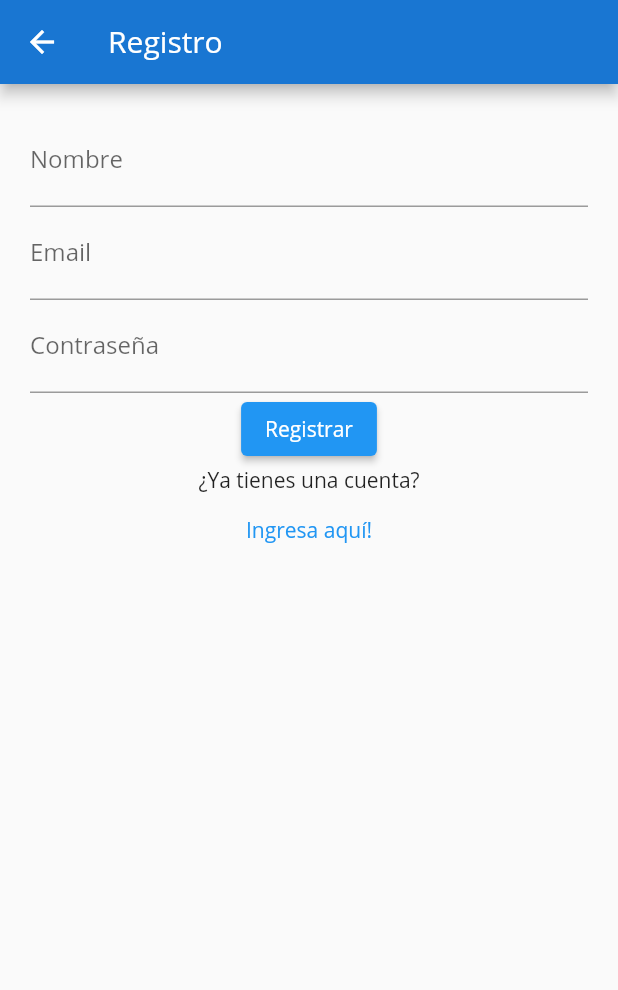
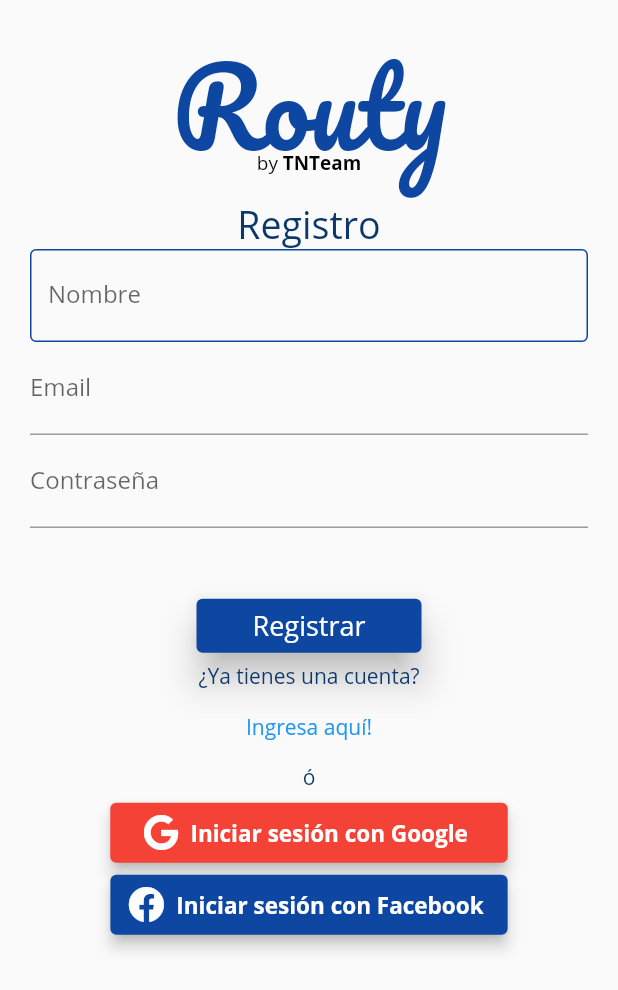
Before and after one commit to lkavila/Routy-app, a Flutter app: the screen it shows after launch, after a tap on "¿No tienes cuenta? Registrate aquí", on a phone screen of 412 x 824 dp. Shown: the top 990 px of the screen. Run offline on Flutter 3.47's test engine with Material 2 defaults, Android fonts, the phone set to English and light mode, and no system bars; our stand-ins replace cloud_firestore, firebase_auth, firebase_core, font_awesome_flutter, get, google_maps_flutter and 1 more; missing offline and left inert: flutter_facebook_login; accounts and stored records are empty; network calls fail.

Commit message:
Se agregan vehiculos

```diff
--- a/lib/Controllers/crear_vehiculo.dart
+++ b/lib/Controllers/crear_vehiculo.dart
@@ -32,17 +32,20 @@
  static Future< void>  crear(String name, String tipo, double consumo){
     Car carro = crearVe( name,  tipo,  consumo);
     final UserX userx = Get.find();
-    if(userx.myUser.vehiculos==null){
+    if(userx.myUser.vehiculos==null || userx.myUser.vehiculos.isEmpty){
       List<Car> primerCar= [carro];
     userx.myUser.vehiculos = primerCar;
     }else{
       userx.myUser.vehiculos.add(carro);
     }
     CollectionReference users = FirebaseFirestore.instance.collection('users');
-
+    var map1 = {};
+    userx.myUser.vehiculos.forEach((element) {
+      map1.addAll(element.toJson());
+    });
     return users
       .doc(userx.myUser.id)
-      .update({'vehiculos': FieldValue.arrayUnion(userx.myUser.vehiculos)})
+      .update({'vehiculos': map1})
       .then((value) => print("User Updated"))
       .catchError((error) => print("Failed to update user vehiculo: $error"));
   }
--- a/lib/GetX/user.dart
+++ b/lib/GetX/user.dart
@@ -5,40 +5,49 @@
 import 'package:google_sign_in/google_sign_in.dart';
 import 'package:routy_app_v102/models/user.dart';
 
-class UserX extends GetxController{
+class UserX extends GetxController {
   GoogleSignIn googleSignIn;
   FacebookLogin facebookSignIn;
   MyUser myUser;
   String signinWith;
 
-  set setGoogleSignIn( googleSignIn) => this.googleSignIn = googleSignIn;
-  set setFacebookSignIn( facebookSignIn) => this.facebookSignIn = facebookSignIn;
+  set setGoogleSignIn(googleSignIn) => this.googleSignIn = googleSignIn;
+  set setFacebookSignIn(facebookSignIn) => this.facebookSignIn = facebookSignIn;
   set setSigninWith(String signinWith) => this.signinWith = signinWith;
 
-  Future getUser() async{
-      final user = FirebaseAuth.instance.currentUser;
-      print("ESto es getuserXXX");
-      if(user!=null){
-      DocumentSnapshot dc = await FirebaseFirestore.instance.collection("users").doc(user.uid).get();
+  Future getUser() async {
+    final user = FirebaseAuth.instance.currentUser;
+    print("ESto es getuserXXX");
+    if (user != null) {
+      DocumentSnapshot dc = await FirebaseFirestore.instance
+          .collection("users")
+          .doc(user.uid)
+          .get();
       print(dc.data());
-      this.myUser = new MyUser.fromData(dc.data());
-      print(myUser.toJson());
-      update();
+      try {
+        this.myUser = new MyUser.fromData(dc.data());
+        print(myUser.toJson());
+        update();
+      } catch (e) {
+        FirebaseAuth.instance.signOut();
+        print("entro al catch");
+        print(e.toString());
       }
     }
+  }
 
   @override
-  void onInit() { // called immediately after the widget is allocated memory
+  void onInit() {
+    // called immediately after the widget is allocated memory
     getUser();
     super.onInit();
   }
 
   void logOut() async {
-
-    if (signinWith == "Google"){
+    if (signinWith == "Google") {
       print("cerrar sesion google");
       await googleSignIn.disconnect();
-    }else if (signinWith == "Facebook"){
+    } else if (signinWith == "Facebook") {
       print("cerrar sesion facebook");
       await facebookSignIn.logOut();
     }
@@ -46,9 +55,8 @@
     this.myUser = null;
   }
 
-  void salir(){
+  void salir() {
     FirebaseAuth.instance.signOut();
     this.myUser = null;
   }
-
 }
--- a/lib/main.dart
+++ b/lib/main.dart
@@ -13,13 +13,15 @@
 
   runApp(MyApp());
 }
+
 class MyApp extends StatelessWidget {
   // This widget is the root of your application.
   @override
   Widget build(BuildContext context) {
     return MaterialApp(
       theme: ThemeData(
-        primaryColor: Colors.blue[700],
+        primaryColor: Colors.blue[900],
+        buttonColor: Colors.blue[900],
         primaryColorDark: Colors.grey,
         primarySwatch: Colors.blue,
         accentColor: Colors.orange,
--- a/lib/models/user.dart
+++ b/lib/models/user.dart
@@ -9,7 +9,8 @@
   final String image;
   List<Car> vehiculos = [];
 
-  MyUser(this.id, this.fullName, this.email, this.createdAt, this.image, this.vehiculos);
+  MyUser(this.id, this.fullName, this.email, this.createdAt, this.image,
+      this.vehiculos);
 
   MyUser.fromData(Map<String, dynamic> data)
       : id = data['id'],
@@ -17,17 +18,25 @@
         email = data['email'],
         createdAt = data['createdAt'],
         image = data['image'],
-        vehiculos = data['vehiculos'] != null ? new Map<String, dynamic>.from(data['vehiculos']).
-        values.map((e) => new Car.fromData(e)).toList() : null;
+        vehiculos = (data['vehiculos'] != null && data['vehiculos'] !=[])
+            ? new Map<String, dynamic>.from(data['vehiculos'])
+                .values
+                .map((e) => new Car.fromData(e))
+                .toList()
+            : null;
 
   Map<String, dynamic> toJson() {
+    var map1 = {};
+    vehiculos.forEach((element) {
+      map1.addAll(element.toJson());
+    });
     return {
       'id': id,
       'fullName': fullName,
       'email': email,
       'createdAt': createdAt,
       'image': image,
-      'vehiculos': vehiculos,
+      'vehiculos': map1,
     };
   }
 }
--- a/lib/provider/sign_in.dart
+++ b/lib/provider/sign_in.dart
@@ -4,6 +4,7 @@
 import 'package:google_sign_in/google_sign_in.dart';
 import 'package:flutter_facebook_login/flutter_facebook_login.dart';
 import 'package:cloud_firestore/cloud_firestore.dart';
+import 'package:routy_app_v102/models/car.dart';
 import 'package:routy_app_v102/models/user.dart';
 
 class SignInProvider extends ChangeNotifier {
@@ -43,21 +44,23 @@
         idToken: googleAuth.idToken,
       );
 
-      UserCredential currentUser = await FirebaseAuth.instance.signInWithCredential(credential);
+      UserCredential currentUser =
+          await FirebaseAuth.instance.signInWithCredential(credential);
 
-      addAccount(currentUser.user, currentUser.user.displayName, currentUser.user.email, Timestamp.now(), currentUser.user.photoURL);
+      addAccount(currentUser.user, currentUser.user.displayName,
+          currentUser.user.email, Timestamp.now(), currentUser.user.photoURL);
 
       _signinWith = "Google";
       isSigningIn = false;
     }
   }
 
-  Future loginWithFacebook() async{
+  Future loginWithFacebook() async {
     isSigningIn = true;
 
     final res = await facebookSignIn.logIn(['email']);
 
-    switch(res.status){
+    switch (res.status) {
       case FacebookLoginStatus.loggedIn:
         print('It worked');
 
@@ -65,14 +68,15 @@
         final FacebookAccessToken fbToken = res.accessToken;
 
         //Convert to Auth Credential
-      final AuthCredential credential
-        = FacebookAuthProvider.credential(fbToken.token);
+        final AuthCredential credential =
+            FacebookAuthProvider.credential(fbToken.token);
 
         //User Credential to Sign in with Firebase
-      final currentUser = await FirebaseAuth.instance.signInWithCredential(credential);
+        final currentUser =
+            await FirebaseAuth.instance.signInWithCredential(credential);
 
-
-      addAccount(currentUser.user, currentUser.user.displayName, currentUser.user.email, Timestamp.now(), currentUser.user.photoURL);
+        addAccount(currentUser.user, currentUser.user.displayName,
+            currentUser.user.email, Timestamp.now(), currentUser.user.photoURL);
 
         _signinWith = "Facebook";
         print('${currentUser.user.displayName} is now logged in');
@@ -81,20 +85,17 @@
         print('The user canceled the login');
         break;
       case FacebookLoginStatus.error:
-
         print('There was an error');
         break;
     }
     isSigningIn = false;
-
   }
 
-   Future createAccount(String email, String password, String imageUrl,Timestamp createdAt, String name) async{
+  Future createAccount(String email, String password, String imageUrl,
+      Timestamp createdAt, String name) async {
     try {
-        await FirebaseAuth.instance.createUserWithEmailAndPassword(
-          email: email,
-          password: password
-        );
+      await FirebaseAuth.instance
+          .createUserWithEmailAndPassword(email: email, password: password);
 
       User user = FirebaseAuth.instance.currentUser;
 
@@ -103,7 +104,6 @@
       }
 
       addAccount(user, name, email, createdAt, imageUrl);
-
     } on FirebaseAuthException catch (e) {
       if (e.code == 'weak-password') {
         print('La contraseña es muy debil.');
@@ -113,25 +113,22 @@
     } catch (e) {
       print(e);
     }
-
   }
 
-   Future loginWithEmail(String email, String password) async{
+  Future loginWithEmail(String email, String password) async {
     isSigningIn = true;
     try {
-        await FirebaseAuth.instance.signInWithEmailAndPassword(
-          email: email,
-          password: password
-        );
+      await FirebaseAuth.instance
+          .signInWithEmailAndPassword(email: email, password: password);
 
       User user = FirebaseAuth.instance.currentUser;
-        if (!user.emailVerified) {
+
+      /*if (!user.emailVerified) {
         await user.sendEmailVerification();
-        }
+      }*/
       _signinWith = "Email";
-
     } on PlatformException catch (e) {
-      switch (e.code){
+      switch (e.code) {
         case "wrong-password":
           print('La contraseña es incorrecta.');
           break;
@@ -144,32 +141,36 @@
         default:
           print("An undefined Error happened.");
       }
-    } catch (e){
+    } catch (e) {
       print(e);
     }
     isSigningIn = false;
   }
-  void addAccount(User user, name, email, createdAt, imageUrl) async{
+
+  void addAccount(User user, name, email, createdAt, imageUrl) async {
     print("Esto es addaccount");
     //creo mi propio usuario y lo guardo en la base de datos cloud firestore
-    DocumentReference document =FirebaseFirestore.instance.collection("users").doc(user.uid);
+    DocumentReference document =
+        FirebaseFirestore.instance.collection("users").doc(user.uid);
     //si el documento no esta vacio significa que ya se registro este usuario, si esta vacio, hay que agregarlo
-    if ( await document.get().then((value) => value.data()==null)){
+    if (await document.get().then((value) => value.data() == null)) {
       //creo mi propio usuario y lo guardo en la base de datos cloud firestore
-        MyUser myuser = new MyUser(user.uid, name, email,createdAt,imageUrl, []);
+      List<Car> vehiculos = [];
+      print("antes de crear user");
+      MyUser myuser =
+          new MyUser(user.uid, name, email, createdAt, imageUrl, vehiculos);
+      print("llego aquí");
       document.set(myuser.toJson());
       print(myuser.toJson());
     }
   }
 
   void logOut() async {
-
-    if (signinWith == "Google"){
+    if (signinWith == "Google") {
       await googleSignIn.disconnect();
-    }else if (signinWith == "Facebook"){
+    } else if (signinWith == "Facebook") {
       await facebookSignIn.logOut();
     }
     FirebaseAuth.instance.signOut();
   }
-
 }
--- a/lib/screens/authenticate/email_sign_up.dart
+++ b/lib/screens/authenticate/email_sign_up.dart
@@ -1,6 +1,8 @@
 import 'package:flutter/material.dart';
 import 'package:cloud_firestore/cloud_firestore.dart';
 import 'package:routy_app_v102/provider/sign_in.dart';
+import 'package:routy_app_v102/widgets/logo_widget.dart';
+import 'package:routy_app_v102/widgets/signup_buttons_widget.dart';
 
 class RegisterPage extends StatefulWidget {
   RegisterPage({Key key}) : super(key: key);
@@ -14,7 +16,8 @@
   TextEditingController firstNameInputController;
   TextEditingController emailInputController;
   TextEditingController pwdInputController;
-  final String defualtUrlImage = "https://firebasestorage.googleapis.com/v0/b/approute40-movil.appspot.com/o/users_images%2Fdefault.png?alt=media&token=bbeb9f9d-638f-4b89-ac89-e47c10de8382";
+  final String defualtUrlImage =
+      "https://firebasestorage.googleapis.com/v0/b/approute40-movil.appspot.com/o/users_images%2Fdefault.png?alt=media&token=bbeb9f9d-638f-4b89-ac89-e47c10de8382";
 
   @override
   initState() {
@@ -51,26 +54,36 @@
     }
   }
 
-
   @override
   Widget build(BuildContext context) {
     return Scaffold(
-        appBar: AppBar(
-          title: Text("Registro"),
-        ),
         body: Container(
-            padding: const EdgeInsets.all(20.0),
+            padding: const EdgeInsets.fromLTRB(20.0, 9, 20.0, 0),
             child: SingleChildScrollView(
                 child: Form(
               key: _registerFormKey,
               child: Column(
                 children: <Widget>[
+                  Logo(70),
+                  Text(
+                    "Registro",
+                    style: TextStyle(
+                        fontSize: 25, color: Color.fromRGBO(12, 55, 106, 1)),
+                  ),
                   TextFormField(
                       decoration: InputDecoration(
-                        labelText: 'Nombre', hintText: "John"),
+                          enabledBorder: OutlineInputBorder(
+                            borderSide: BorderSide(color: Colors.blue[900]),
+                          ),
+                          focusedBorder: OutlineInputBorder(
+                            borderSide: BorderSide(color: Colors.blue[900]),
+                          ),
+                          border: OutlineInputBorder(
+                              borderRadius: new BorderRadius.circular(10)),
+                          labelText: 'Nombre',
+                          hintText: "John"),
                       controller: firstNameInputController,
-                    validator: nameValidator
-                  ),
+                      validator: nameValidator),
                   TextFormField(
                     decoration: InputDecoration(
                         labelText: 'Email', hintText: "john.doe@gmail.com"),
@@ -85,27 +98,57 @@
                     obscureText: true,
                     validator: pwdValidator,
                   ),
-                  ElevatedButton(
-                    child: Text("Registrar"),
+                  SizedBox(
+                    height: MediaQuery.of(context).size.height * 0.05,
+                  ),
+                  Container(
+                    width: 150,
+                    child: Expanded(
+                      flex: 1,
+                      child: ElevatedButton(
+                        child:
+                            Text("Registrar", style: TextStyle(fontSize: 18)),
                         onPressed: () {
                           if (_registerFormKey.currentState.validate()) {
                             SignInProvider provider = SignInProvider();
-                        provider.createAccount(emailInputController.text, pwdInputController.text, defualtUrlImage,Timestamp.now(), firstNameInputController.text);
+                            provider.createAccount(
+                                emailInputController.text,
+                                pwdInputController.text,
+                                defualtUrlImage,
+                                Timestamp.now(),
+                                firstNameInputController.text);
                             Navigator.pop(context);
                           }
-
                         },
+                        style: ButtonStyle(
+                            backgroundColor: MaterialStateProperty.resolveWith(
+                                (states) => Colors.blue[900]),
+                            elevation: MaterialStateProperty.resolveWith(
+                                (states) => 10)),
                       ),
-
-                  Text("¿Ya tienes una cuenta?"),
+                    ),
+                  ),
+                  Text("¿Ya tienes una cuenta?", style: style()),
                   TextButton(
                     child: Text("Ingresa aquí!"),
                     onPressed: () {
                       Navigator.pop(context);
                     },
-                  )
+                  ),
+                  Text(
+                    "ó",
+                    style: style(),
+                  ),
+                  SignupButtonsWidget()
                 ],
               ),
             ))));
   }
+
+  TextStyle style() {
+    return TextStyle(
+        color: Color.fromRGBO(12, 55, 106, 1),
+        fontSize: 14,
+        fontWeight: FontWeight.normal);
   }
+} // xelente :V
--- a/lib/screens/home/crearVehiculo.dart
+++ b/lib/screens/home/crearVehiculo.dart
@@ -20,6 +20,7 @@
   @override
   Widget build(BuildContext context) {
     return Scaffold(
+      resizeToAvoidBottomInset: false,
       key: _scaffoldKey,
       drawer: DrawerMenu(),
       body: Stack(
@@ -106,7 +107,7 @@
                     decoration: BoxDecoration(
                       shape: BoxShape.rectangle,
                       borderRadius: BorderRadius.circular(10),
-                      color: Colors.cyan[700],
+                      color: Colors.cyanAccent[700],
                       ),
                     child: FaIcon(FontAwesomeIcons.check, color: Colors.white, size: 30,)
                     ),
--- a/lib/screens/home/logged_in.dart
+++ b/lib/screens/home/logged_in.dart
@@ -30,7 +30,6 @@
   @override
   Widget build(BuildContext context) {
     final UserX userx = Get.find();
-    print(userx.myUser.toJson());
     return Scaffold(
       key: _scaffoldKey,
       drawer: DrawerMenu(),
--- a/lib/screens/home/misVehiculos.dart
+++ b/lib/screens/home/misVehiculos.dart
@@ -66,7 +66,8 @@
 
   Widget getVehiculos(List<Car> vehis)
   {
-    if(vehis!=null){
+    print(vehis);
+    if(vehis!=null && !vehis.isBlank){
       List<Widget> list = [];
       for (Car vehi in vehis) {
         list.add(carWidget(vehi.name, vehi.tipoCar, vehi.recorrido, vehi.consumido, vehi.uso));
--- a/lib/service/geocode.dart
+++ b/lib/service/geocode.dart
@@ -1,6 +1,6 @@
 import 'package:http/http.dart' as http;
 import 'dart:convert';
-
+//Esta API no es muy precisa con las direcciones
 class GeoCodeReverse {
 
   final double lon;
@@ -10,8 +10,6 @@
 
 
   Future fetchGeo() async{
-    String url2 = "api.openrouteservice.org";
-    String apiKey = "5b3ce3597851110001cf6248d4141599836d412aa58e4b7569d36ef5";
     Map<String, String> headers = {
       "Content-Type": "application/json; charset=UTF-8",
       };
--- a/lib/widgets/logo_widget.dart
+++ b/lib/widgets/logo_widget.dart
@@ -15,7 +15,7 @@
               child: Text(
                 'Routy',
                 style: TextStyle(
-                  color: Colors.blue[700],
+                  color: Colors.blue[900],
                   fontSize: fontsize,
                   fontWeight: FontWeight.normal,
                   fontFamily: 'Pacifico'
--- a/lib/widgets/signup_buttons_widget.dart
+++ b/lib/widgets/signup_buttons_widget.dart
@@ -28,7 +28,7 @@
                 style: TextStyle(fontWeight: FontWeight.bold, fontSize: 15, color: Colors.white),
               ),
               icon: FaIcon(FontAwesomeIcons.facebook, color: Colors.white),
-              style: ElevatedButton.styleFrom(primary: Colors.blue[700], minimumSize: Size(260, 40), elevation: 4.0),
+              style: ElevatedButton.styleFrom(primary: Colors.blue[900], minimumSize: Size(260, 40), elevation: 4.0),
               onPressed: () {
                 final provider = Provider.of<SignInProvider>(context, listen: false);
                 provider.loginWithFacebook();
```
Also changed, not shown: lib/widgets/email_pass_sign_in.dart (+17 -24 lines). Lines whose indentation alone changed are shown as unchanged.
